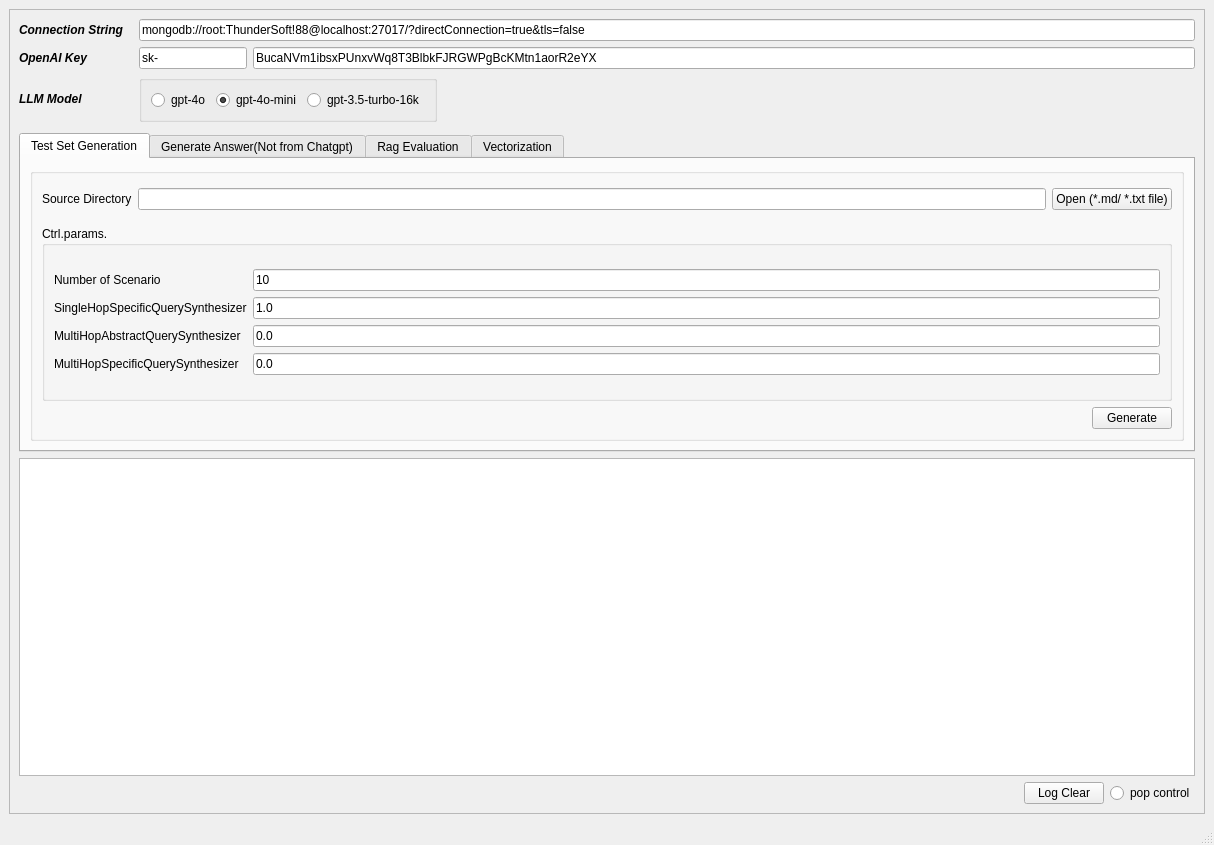
Above: chatgpt_performance_metric/source/ui_designer/main_frame.ui from tom-shin/perf_metric before the change. Below: the same form after it.
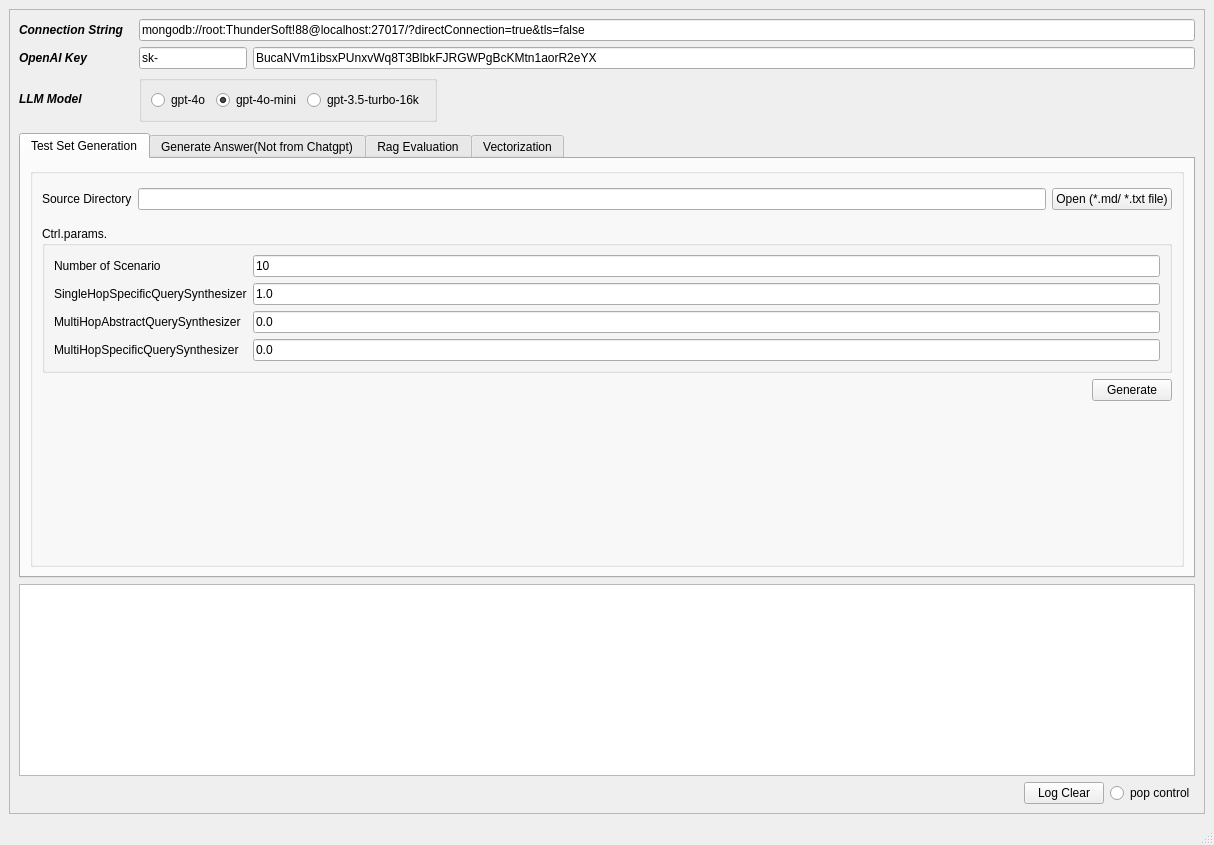
That is the form after the change.

Patch:
```diff
--- a/chatgpt_performance_metric/source/ui_designer/main_frame.ui
+++ b/chatgpt_performance_metric/source/ui_designer/main_frame.ui
@@ -447,6 +447,19 @@
                 </item>
                </layout>
               </item>
+              <item>
+               <spacer name="verticalSpacer_6">
+                <property name="orientation">
+                 <enum>Qt::Vertical</enum>
+                </property>
+                <property name="sizeHint" stdset="0">
+                 <size>
+                  <width>20</width>
+                  <height>40</height>
+                 </size>
+                </property>
+               </spacer>
+              </item>
              </layout>
             </widget>
            </item>
@@ -875,7 +888,7 @@
        <item>
         <widget class="QTextBrowser" name="logtextbrowser">
          <property name="sizePolicy">
-          <sizepolicy hsizetype="Preferred" vsizetype="Expanding">
+          <sizepolicy hsizetype="Preferred" vsizetype="Minimum">
            <horstretch>0</horstretch>
            <verstretch>0</verstretch>
           </sizepolicy>
```
Left out of the diff: 11 changed lines with no effect on the pictures.
